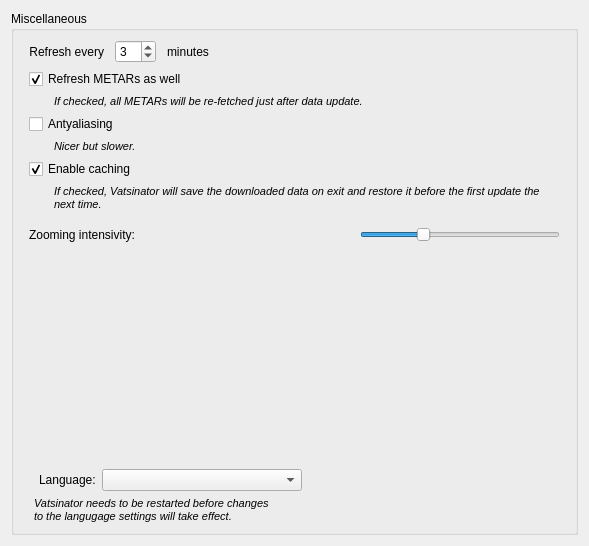
This is source/ui/pages/miscellaneouspage.ui in Vatsinator/vatsinator-legacy as Qt 5 draws it before an edit. The edited form follows.
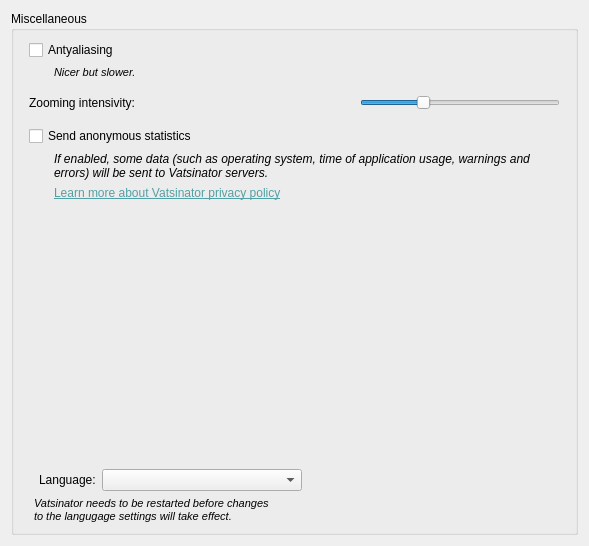
This is the edited form.

Commit message: Added NetworkPage; - some settings fields moved from MiscPage to NetworkPage; - new entries in SettingsWindow; - VatsimDataHandler honors user caching settings; - added stdout mutex for logging.

```diff
--- a/source/ui/pages/miscellaneouspage.ui
+++ b/source/ui/pages/miscellaneouspage.ui
@@ -35,191 +35,7 @@
       <property name="rightMargin">
        <number>15</number>
       </property>
-      <item row="5" column="0">
-       <widget class="QCheckBox" name="EnableCachingCheckBox">
-        <property name="text">
-         <string>Enable caching</string>
-        </property>
-        <property name="checked">
-         <bool>true</bool>
-        </property>
-       </widget>
-      </item>
-      <item row="9" column="0">
-       <spacer name="verticalSpacer_2">
-        <property name="orientation">
-         <enum>Qt::Vertical</enum>
-        </property>
-        <property name="sizeHint" stdset="0">
-         <size>
-          <width>20</width>
-          <height>169</height>
-         </size>
-        </property>
-       </spacer>
-      </item>
-      <item row="1" column="0">
-       <widget class="QCheckBox" name="RefreshMetarsCheckBox">
-        <property name="text">
-         <string>Refresh METARs as well</string>
-        </property>
-        <property name="checked">
-         <bool>true</bool>
-        </property>
-       </widget>
-      </item>
-      <item row="11" column="0">
-       <widget class="QLabel" name="label_8">
-        <property name="font">
-         <font>
-          <pointsize>8</pointsize>
-          <italic>true</italic>
-         </font>
-        </property>
-        <property name="text">
-         <string>Vatsinator needs to be restarted before changes&lt;br&gt;to the langugage settings will take effect.</string>
-        </property>
-        <property name="indent">
-         <number>5</number>
-        </property>
-       </widget>
-      </item>
-      <item row="10" column="0">
-       <layout class="QHBoxLayout" name="horizontalLayout_4">
-        <item>
-         <widget class="QLabel" name="label_9">
-          <property name="text">
-           <string>Language:</string>
-          </property>
-          <property name="indent">
-           <number>10</number>
-          </property>
-         </widget>
-        </item>
-        <item>
-         <widget class="QComboBox" name="LanguageComboBox">
-          <property name="minimumSize">
-           <size>
-            <width>200</width>
-            <height>0</height>
-           </size>
-          </property>
-         </widget>
-        </item>
-        <item>
-         <spacer name="horizontalSpacer_5">
-          <property name="orientation">
-           <enum>Qt::Horizontal</enum>
-          </property>
-          <property name="sizeHint" stdset="0">
-           <size>
-            <width>40</width>
-            <height>20</height>
-           </size>
-          </property>
-         </spacer>
-        </item>
-       </layout>
-      </item>
-      <item row="0" column="0">
-       <layout class="QHBoxLayout" name="horizontalLayout_5">
-        <item>
-         <widget class="QLabel" name="label_3">
-          <property name="text">
-           <string>Refresh every</string>
-          </property>
-          <property name="alignment">
-           <set>Qt::AlignRight|Qt::AlignTrailing|Qt::AlignVCenter</set>
-          </property>
-          <property name="indent">
-           <number>5</number>
-          </property>
-         </widget>
-        </item>
-        <item>
-         <widget class="QSpinBox" name="RefreshRateBox">
-          <property name="minimum">
-           <number>1</number>
-          </property>
-          <property name="maximum">
-           <number>60</number>
-          </property>
-          <property name="value">
-           <number>3</number>
-          </property>
-         </widget>
-        </item>
-        <item>
-         <widget class="QLabel" name="label_4">
-          <property name="text">
-           <string>minutes</string>
-          </property>
-          <property name="indent">
-           <number>5</number>
-          </property>
-         </widget>
-        </item>
-        <item>
-         <spacer name="horizontalSpacer_6">
-          <property name="orientation">
-           <enum>Qt::Horizontal</enum>
-          </property>
-          <property name="sizeHint" stdset="0">
-           <size>
-            <width>40</width>
-            <height>20</height>
-           </size>
-          </property>
-         </spacer>
-        </item>
-       </layout>
-      </item>
-      <item row="2" column="0">
-       <widget class="QLabel" name="label_22">
-        <property name="font">
-         <font>
-          <pointsize>8</pointsize>
-          <italic>true</italic>
-         </font>
-        </property>
-        <property name="text">
-         <string>If checked, all METARs will be re-fetched just after data update.</string>
-        </property>
-        <property name="wordWrap">
-         <bool>true</bool>
-        </property>
-        <property name="indent">
-         <number>25</number>
-        </property>
-       </widget>
-      </item>
-      <item row="4" column="0">
-       <widget class="QLabel" name="label_23">
-        <property name="font">
-         <font>
-          <pointsize>8</pointsize>
-          <italic>true</italic>
-         </font>
-        </property>
-        <property name="text">
-         <string>Nicer but slower.</string>
-        </property>
-        <property name="wordWrap">
-         <bool>true</bool>
-        </property>
-        <property name="indent">
-         <number>25</number>
-        </property>
-       </widget>
-      </item>
       <item row="3" column="0">
-       <widget class="QCheckBox" name="AntyaliasingCheckBox">
-        <property name="text">
-         <string>Antyaliasing</string>
-        </property>
-       </widget>
-      </item>
-      <item row="8" column="0">
        <layout class="QHBoxLayout" name="horizontalLayout_18">
         <item>
          <widget class="QLabel" name="label_24">
@@ -261,16 +77,74 @@
         </item>
        </layout>
       </item>
+      <item row="4" column="0">
+       <spacer name="verticalSpacer">
+        <property name="orientation">
+         <enum>Qt::Vertical</enum>
+        </property>
+        <property name="sizeType">
+         <enum>QSizePolicy::Fixed</enum>
+        </property>
+        <property name="sizeHint" stdset="0">
+         <size>
+          <width>20</width>
+          <height>10</height>
+         </size>
+        </property>
+       </spacer>
+      </item>
+      <item row="0" column="0">
+       <widget class="QCheckBox" name="AntyaliasingCheckBox">
+        <property name="text">
+         <string>Antyaliasing</string>
+        </property>
+       </widget>
+      </item>
+      <item row="8" column="0">
+       <spacer name="verticalSpacer_2">
+        <property name="orientation">
+         <enum>Qt::Vertical</enum>
+        </property>
+        <property name="sizeHint" stdset="0">
+         <size>
+          <width>20</width>
+          <height>169</height>
+         </size>
+        </property>
+       </spacer>
+      </item>
+      <item row="5" column="0">
+       <widget class="QCheckBox" name="StatsCheckBox">
+        <property name="text">
+         <string>Send anonymous statistics</string>
+        </property>
+       </widget>
+      </item>
+      <item row="10" column="0">
+       <widget class="QLabel" name="label_8">
+        <property name="font">
+         <font>
+          <pointsize>8</pointsize>
+          <italic>true</italic>
+         </font>
+        </property>
+        <property name="text">
+         <string>Vatsinator needs to be restarted before changes&lt;br&gt;to the langugage settings will take effect.</string>
+        </property>
+        <property name="indent">
+         <number>5</number>
+        </property>
+       </widget>
+      </item>
       <item row="6" column="0">
        <widget class="QLabel" name="label_25">
         <property name="font">
          <font>
-          <pointsize>8</pointsize>
           <italic>true</italic>
          </font>
         </property>
         <property name="text">
-         <string>If checked, Vatsinator will save the downloaded data on exit and restore it before the first update the next time.</string>
+         <string>If enabled, some data (such as operating system, time of application usage, warnings and errors) will be sent to Vatsinator servers.</string>
         </property>
         <property name="wordWrap">
          <bool>true</bool>
@@ -280,7 +154,44 @@
         </property>
        </widget>
       </item>
-      <item row="7" column="0">
+      <item row="9" column="0">
+       <layout class="QHBoxLayout" name="horizontalLayout_4">
+        <item>
+         <widget class="QLabel" name="label_9">
+          <property name="text">
+           <string>Language:</string>
+          </property>
+          <property name="indent">
+           <number>10</number>
+          </property>
+         </widget>
+        </item>
+        <item>
+         <widget class="QComboBox" name="LanguageComboBox">
+          <property name="minimumSize">
+           <size>
+            <width>200</width>
+            <height>0</height>
+           </size>
+          </property>
+         </widget>
+        </item>
+        <item>
+         <spacer name="horizontalSpacer_5">
+          <property name="orientation">
+           <enum>Qt::Horizontal</enum>
+          </property>
+          <property name="sizeHint" stdset="0">
+           <size>
+            <width>40</width>
+            <height>20</height>
+           </size>
+          </property>
+         </spacer>
+        </item>
+       </layout>
+      </item>
+      <item row="2" column="0">
        <spacer name="verticalSpacer_7">
         <property name="orientation">
          <enum>Qt::Vertical</enum>
@@ -296,6 +207,35 @@
         </property>
        </spacer>
       </item>
+      <item row="1" column="0">
+       <widget class="QLabel" name="label_23">
+        <property name="font">
+         <font>
+          <pointsize>8</pointsize>
+          <italic>true</italic>
+         </font>
+        </property>
+        <property name="text">
+         <string>Nicer but slower.</string>
+        </property>
+        <property name="wordWrap">
+         <bool>true</bool>
+        </property>
+        <property name="indent">
+         <number>25</number>
+        </property>
+       </widget>
+      </item>
+      <item row="7" column="0">
+       <widget class="QLabel" name="label_2">
+        <property name="text">
+         <string>&lt;html&gt;&lt;head/&gt;&lt;body&gt;&lt;p&gt;&lt;a href=&quot;http://vatsinator.eu.org/&quot;&gt;&lt;span style=&quot; text-decoration: underline; color:#539fa3;&quot;&gt;Learn more about Vatsinator privacy policy&lt;/span&gt;&lt;/a&gt;&lt;/p&gt;&lt;/body&gt;&lt;/html&gt;</string>
+        </property>
+        <property name="indent">
+         <number>25</number>
+        </property>
+       </widget>
+      </item>
      </layout>
     </widget>
    </item>
```
Left out of the diff: 2 changed lines with no effect on the pictures. The commit also changes 15 other files.
